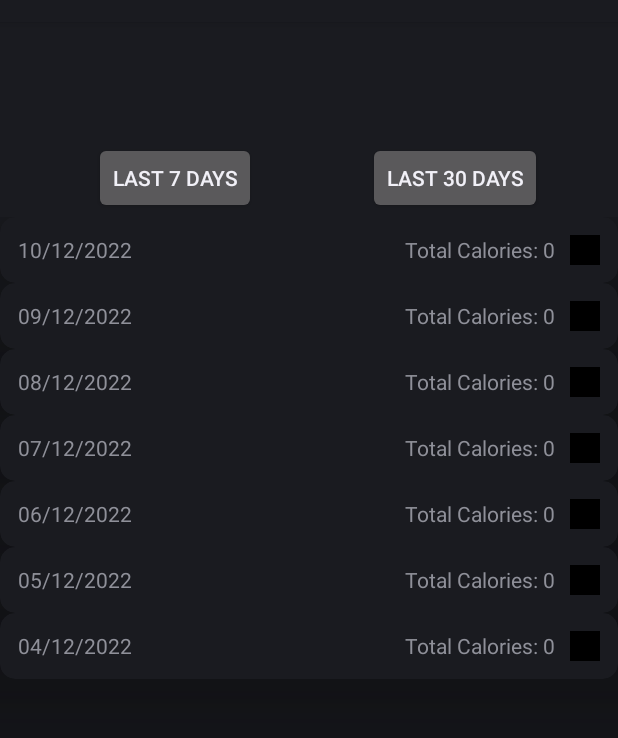
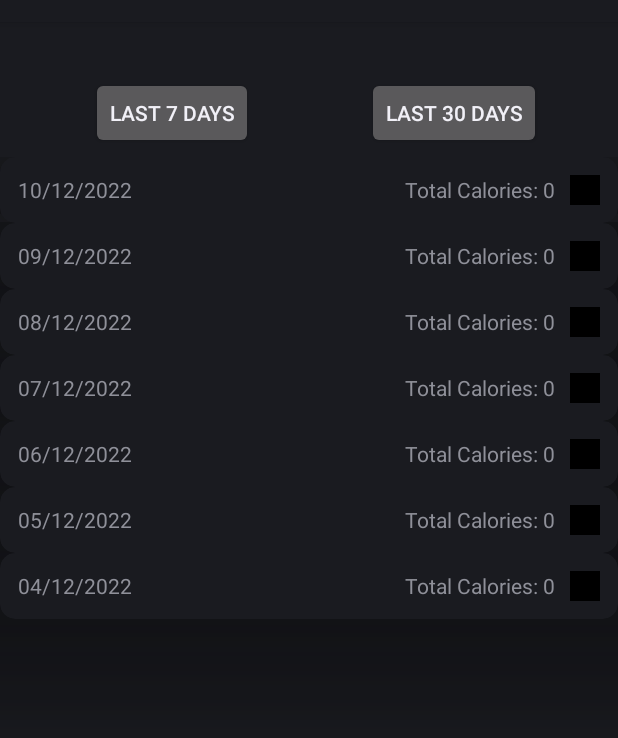
Before and after one commit to Calorie-Counters/FinalProjectCalorieTracker, an Android app: the fragment HistoryFragment shown on its own in the app's theme, after a tap on "LAST 7 DAYS", on a phone screen of 412 x 824 dp, the part 62-800 px from its top. Run offline under Robolectric (Android 15) with nearby library versions, the light colour scheme and no system bars; our stand-ins replace Firebase (no records; nobody signed in at launch, a user with empty details on screens opened directly), data binding.

Commit message:
ui adjustment for history frag

```diff
--- a/app/src/main/res/layout/fragment_history.xml
+++ b/app/src/main/res/layout/fragment_history.xml
@@ -18,10 +18,10 @@
                 android:text="Last 7 Days"
                 app:layout_constraintBottom_toBottomOf="parent"
                 app:layout_constraintEnd_toEndOf="parent"
-                app:layout_constraintHorizontal_bias="0.206"
+                app:layout_constraintHorizontal_bias="0.199"
                 app:layout_constraintStart_toStartOf="parent"
                 app:layout_constraintTop_toTopOf="parent"
-                app:layout_constraintVertical_bias="0.111" />
+                app:layout_constraintVertical_bias="0.051" />
 
             <Button
                 android:id="@+id/thirtyDays"
@@ -43,8 +43,8 @@
                 app:layout_constraintTop_toBottomOf="@+id/sevenDays"
                 app:layout_constraintVertical_bias="0.0"
                 tools:layout_editor_absoluteX="0dp"
-                android:layout_marginBottom="45dp"
-                android:layout_marginTop="130dp"/>
+                android:layout_marginBottom="0dp"
+                android:layout_marginTop="90dp"/>
 
             <!--            <TextView
                             android:id="@+id/historyList"
```
